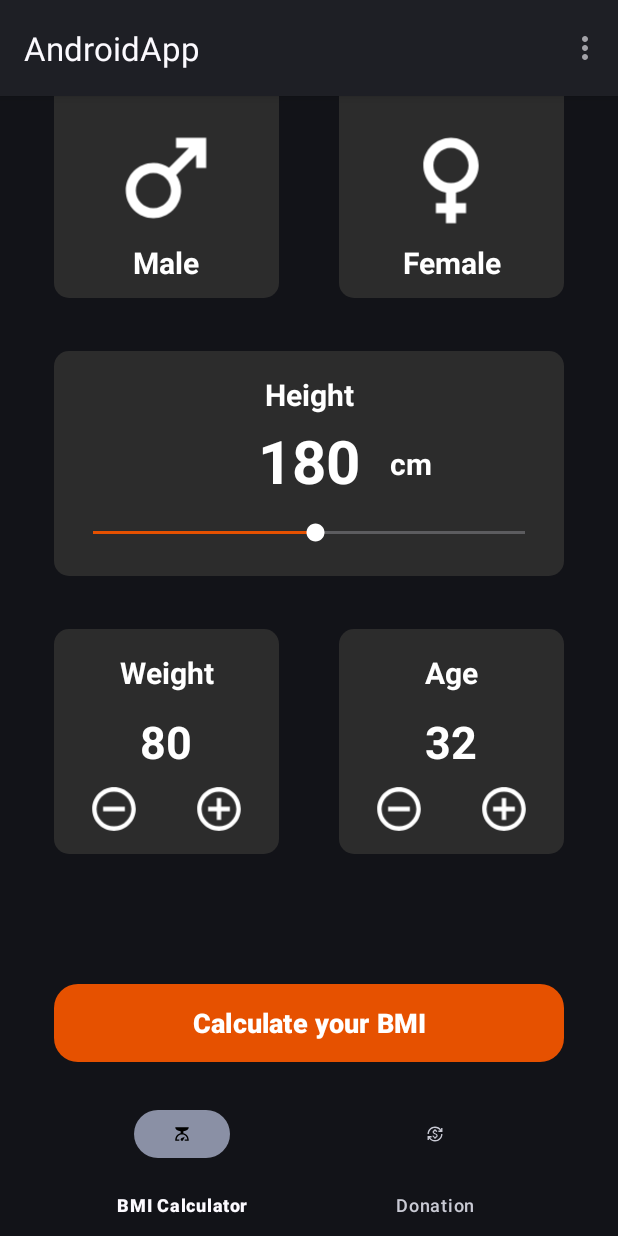
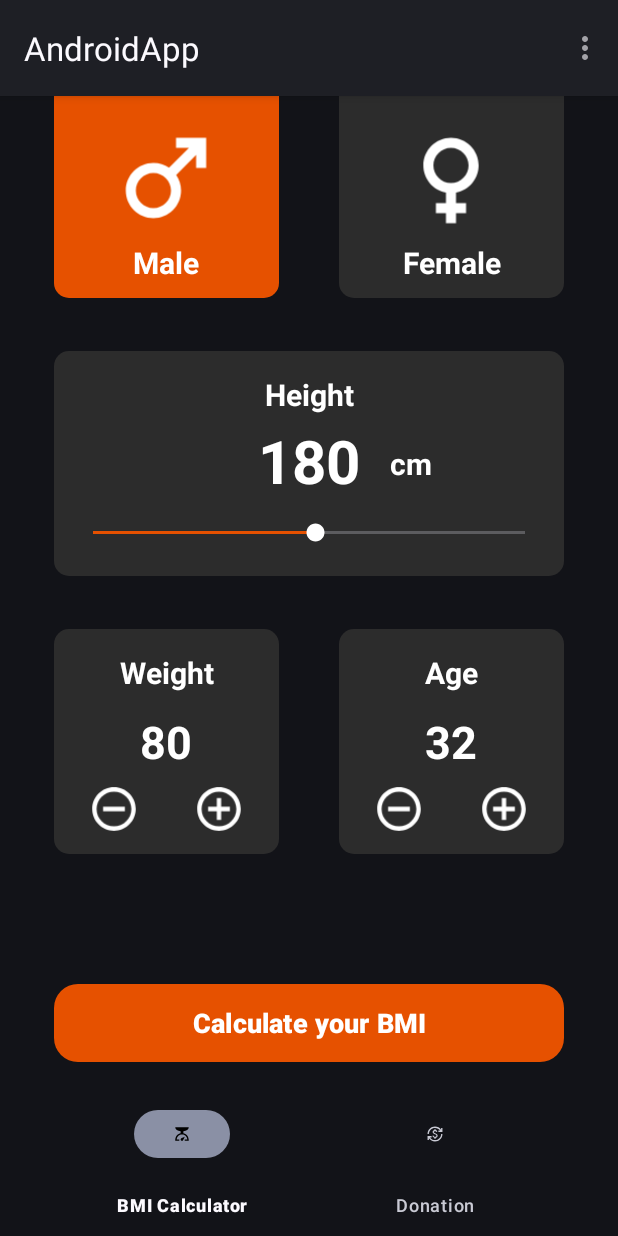
Before and after one commit to bobby-bloom/LF-ZQ16A_AndroidApp, an Android app: the screen it shows after launch (MainActivity), on a phone screen of 412 x 824 dp. Run offline under Robolectric (Android 15) with nearby library versions, the phone set to English and light mode, and no system bars.

Commit message:
added gender selection logic

```diff
--- a/app/src/main/java/com/kotbros/android_app/BMIFragment.java
+++ b/app/src/main/java/com/kotbros/android_app/BMIFragment.java
@@ -8,6 +8,7 @@ import android.view.LayoutInflater;
 import android.view.View;
 import android.view.ViewGroup;
 import android.widget.ImageView;
+import android.widget.RelativeLayout;
 import android.widget.SeekBar;
 import android.widget.TextView;
 
@@ -21,6 +22,9 @@ public class BMIFragment extends Fragment {
     private int height;
     private int weight;
     private int age;
+
+    private RelativeLayout btn_male;
+    private RelativeLayout btn_female;
 
     private TextView txtView_height;
     private TextView txtView_weight;
@@ -46,9 +50,16 @@ public class BMIFragment extends Fragment {
     public View onCreateView(LayoutInflater inflater, ViewGroup container, Bundle savedInstanceState) {
         View view = inflater.inflate(R.layout.fragment_bmi, container, false);
 
+        btn_male       = view.findViewById(R.id.male_selection_frame);
+        btn_female     = view.findViewById(R.id.female_selection_frame);
         txtView_height = view.findViewById(R.id.bmi_selection_height);
         txtView_weight = view.findViewById(R.id.bmi_selection_weight);
         txtView_age    = view.findViewById(R.id.bmi_selection_age);
+
+        btn_male.setOnClickListener(v -> updateGender(true));
+        btn_female.setOnClickListener(v -> updateGender(false));
+
+        updateGender(isMale);
 
         initHeightSlider(view);
         initWeightSelector(view);
@@ -92,6 +103,13 @@ public class BMIFragment extends Fragment {
         addIcon.setOnClickListener(v -> updateAge(age+1));
     }
 
+    private void updateGender(boolean isMale) {
+        this.isMale = isMale;
+
+        btn_male.setSelected(isMale);
+        btn_female.setSelected(!isMale);
+    }
+
     private void updateHeight(int height) {
         if (height < 0 || height > MAX_HEIGHT) {
             return;
--- a/app/src/main/res/drawable/bmi_selection_bg_selector.xml
+++ b/app/src/main/res/drawable/bmi_selection_bg_selector.xml
@@ -1,5 +1,6 @@
 <?xml version="1.0" encoding="utf-8"?>
 <selector xmlns:android="http://schemas.android.com/apk/res/android">
+    <item android:state_selected="true" android:drawable="@drawable/bmi_selection_bg_selected" />
     <item android:state_pressed="true" android:drawable="@drawable/bmi_selection_bg_selected" />
     <item android:state_focused="true" android:drawable="@drawable/bmi_selection_bg_selected" />
     <item android:drawable="@drawable/bmi_selection_bg" />
--- a/app/src/main/res/layout/fragment_bmi.xml
+++ b/app/src/main/res/layout/fragment_bmi.xml
@@ -45,7 +45,6 @@
         />
 
         <TextView
-            android:id="@+id/male_selection_text"
             android:layout_width="match_parent"
             android:layout_height="wrap_content"
             android:textSize="20sp"
@@ -73,7 +72,7 @@
         android:focusable="true"
         android:foreground="?attr/selectableItemBackground"
         android:background="@drawable/bmi_selection_bg_selector"
-        >
+    >
         <ImageView
             android:layout_width="140dp"
             android:layout_height="140dp"
@@ -82,7 +81,6 @@
         />
 
         <TextView
-            android:id="@+id/female_selection_text"
             android:layout_width="match_parent"
             android:layout_height="wrap_content"
             android:textSize="20sp"
```
